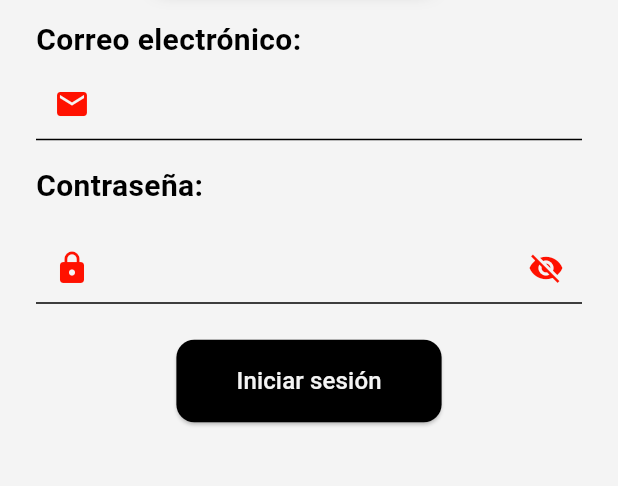
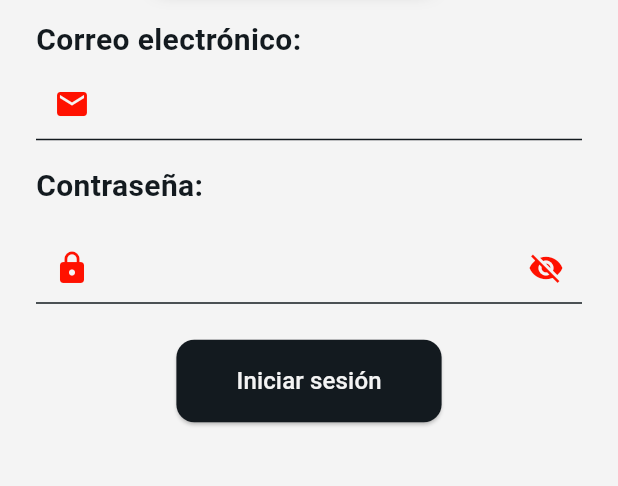
Before and after one commit to ceciliamoreno044-droid/bazarnicole, a Flutter app: the screen it shows after launch, on a phone screen of 412 x 824 dp, the part 579-1065 px from its top. Run offline on Flutter 3.47's test engine with Material 3 defaults, Android fonts, the phone set to English and light mode, and no system bars; our stand-ins replace shared_preferences, sqflite, sqflite_common_ffi; missing offline and left inert: window_manager; accounts and stored records are empty.

Commit message:
modify logo, render platform

```diff
--- a/lib/Presentation/View/Auth/auth_service.dart
+++ b/lib/Presentation/View/Auth/auth_service.dart
@@ -1,6 +1,5 @@
 import 'package:bazarnicole/Presentation/View/Services/database_service.dart';
 import 'package:bazarnicole/Presentation/View/Services/session_service.dart';
-
 
 class AuthService {
   /// Login con verificación en SQLite y guardado de sesión
--- a/lib/Presentation/View/Utils/Colors.dart
+++ b/lib/Presentation/View/Utils/Colors.dart
@@ -12,7 +12,7 @@ class AppColors {
   static const Color primaryBlue = Color(0xFF2770B0); // #2770b0
   static const Color darkGray = Color(0xFF404042); // #404042
   static const Color primaryRed = Color(0xFFFF1100); // #FF1100
-  static const Color blackOverlay = Color(0xFF000000);
+  //static const Color blackOverlay = Color(0xFF000000);
 
   static Color lightGray = Colors.grey[200] as Color; //
   static const Color lightPastel = Color(0xfff3ece7); // #f5f5f5
--- a/lib/Presentation/View/Widgets/Login/email_input.dart
+++ b/lib/Presentation/View/Widgets/Login/email_input.dart
@@ -14,7 +14,7 @@ class EmailInput extends StatelessWidget {
         Text(
           "Correo electrónico:",
           style: TextStyle(
-            color: AppColors.blackOverlay,
+            color: AppColors.primaryLogo,
             fontSize: 20,
             fontWeight: FontWeight.bold,
           ),
@@ -25,10 +25,10 @@ class EmailInput extends StatelessWidget {
           decoration: InputDecoration(
             prefixIcon: Icon(Icons.email, color: AppColors.primaryRed),
             enabledBorder: UnderlineInputBorder(
-              borderSide: BorderSide(color: AppColors.blackOverlay),
+              borderSide: BorderSide(color: AppColors.primaryLogo),
             ),
             focusedBorder: UnderlineInputBorder(
-              borderSide: BorderSide(color: AppColors.blackOverlay, width: 2),
+              borderSide: BorderSide(color: AppColors.primaryLogo, width: 2),
             ),
           ),
         ),
--- a/lib/Presentation/View/Widgets/Login/login_button.dart
+++ b/lib/Presentation/View/Widgets/Login/login_button.dart
@@ -13,7 +13,7 @@ class LoginButton extends StatelessWidget {
       style: ElevatedButton.styleFrom(
         padding: const EdgeInsets.symmetric(horizontal: 40, vertical: 16),
         shape: RoundedRectangleBorder(borderRadius: BorderRadius.circular(12)),
-        backgroundColor: AppColors.blackOverlay,
+        backgroundColor: AppColors.primaryLogo,
       ),
       child: const Text(
         'Iniciar sesión',
--- a/lib/Presentation/View/Widgets/Login/password_input.dart
+++ b/lib/Presentation/View/Widgets/Login/password_input.dart
@@ -21,7 +21,7 @@ class PasswordInput extends StatelessWidget {
         Text(
           "Contraseña:",
           style: TextStyle(
-            color: AppColors.blackOverlay,
+            color: AppColors.primaryLogo,
             fontSize: 20,
             fontWeight: FontWeight.bold,
           ),
@@ -40,10 +40,10 @@ class PasswordInput extends StatelessWidget {
               onPressed: onToggle,
             ),
             enabledBorder: UnderlineInputBorder(
-              borderSide: BorderSide(color: AppColors.blackOverlay),
+              borderSide: BorderSide(color: AppColors.primaryLogo),
             ),
             focusedBorder: UnderlineInputBorder(
-              borderSide: BorderSide(color: AppColors.blackOverlay, width: 2),
+              borderSide: BorderSide(color: AppColors.primaryLogo, width: 2),
             ),
           ),
         ),
--- a/lib/Presentation/View/dashboard_view.dart
+++ b/lib/Presentation/View/dashboard_view.dart
@@ -3,6 +3,8 @@ import 'package:flutter/material.dart';
 
 class DashboardView extends StatelessWidget {
   final DashboardController controller = DashboardController();
+
+  DashboardView({super.key});
 
   @override
   Widget build(BuildContext context) {
--- a/lib/Presentation/View/inventory_view.dart
+++ b/lib/Presentation/View/inventory_view.dart
@@ -3,6 +3,8 @@ import 'package:flutter/material.dart';
 
 class InventoryView extends StatelessWidget {
   final InventoryController controller = InventoryController();
+
+  InventoryView({super.key});
 
   @override
   Widget build(BuildContext context) {
--- a/lib/Presentation/View/product_management_view.dart
+++ b/lib/Presentation/View/product_management_view.dart
@@ -3,6 +3,8 @@ import 'package:flutter/material.dart';
 
 class ProductManagementView extends StatelessWidget {
   final ProductManagementController controller = ProductManagementController();
+
+  ProductManagementView({super.key});
 
   @override
   Widget build(BuildContext context) {
```
Also changed, not shown: 5 other files.
